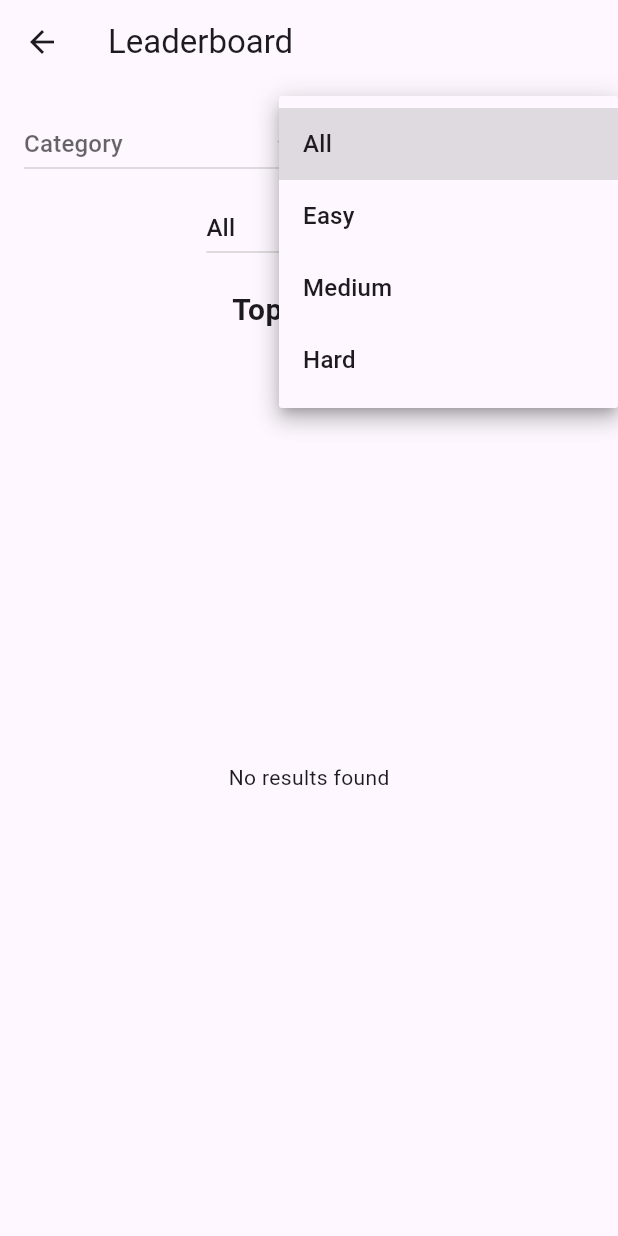
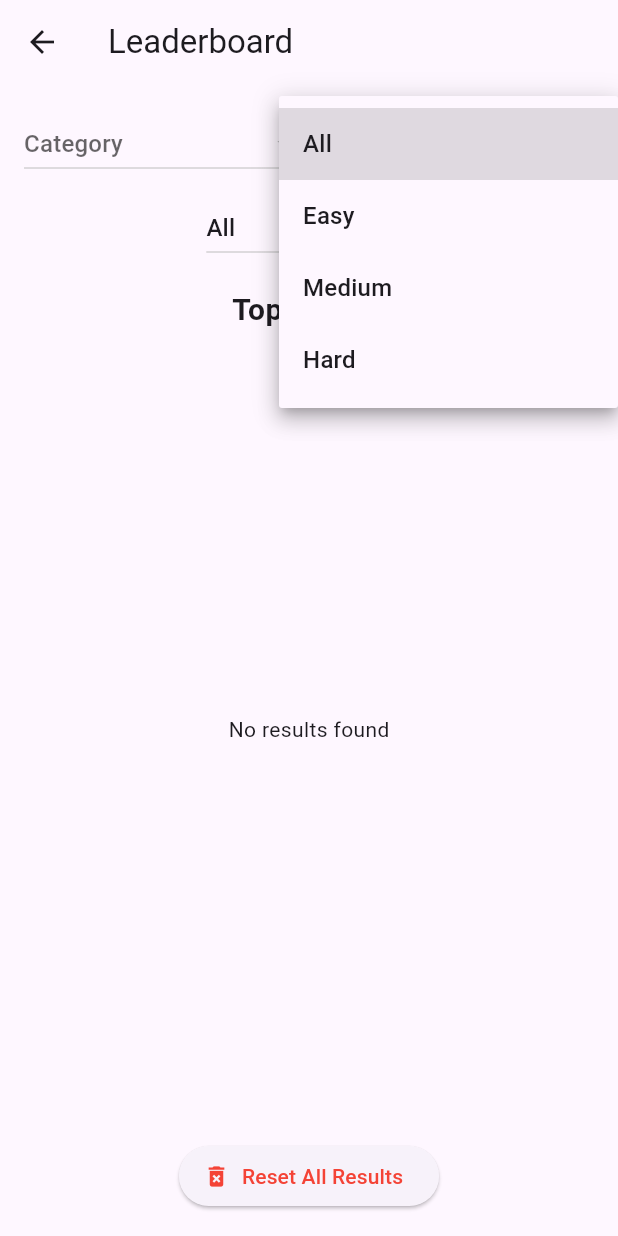
Before and after one commit to HadricheAymen/projetMobile2025, a Flutter app: the LeaderboardScreen screen opened directly, after a tap on "All", on a phone screen of 412 x 824 dp. Run offline on Flutter 3.47's test engine with Material 3 defaults, Android fonts, the phone set to English and light mode, and no system bars; our stand-ins replace shared_preferences; accounts and stored records are empty; network calls fail.

Commit message:
Update V2

```diff
--- a/lib/main.dart
+++ b/lib/main.dart
@@ -1,5 +1,5 @@
 import 'package:flutter/material.dart';
-import 'screens/home_screen.dart';
+import 'screens/home.screen.dart';
 
 void main() {
   runApp(const QuizApp());
--- a/lib/screens/home_screen.dart
+++ b/lib/screens/home.screen.dart
@@ -1,7 +1,7 @@
 import 'package:flutter/material.dart';
-import 'about_screen.dart';
-import 'quiz_setup_screen.dart';
-import 'leaderboard_screen.dart';
+import 'about.screen.dart';
+import 'quiz_setup.screen.dart';
+import 'leaderboard.screen.dart';
 
 class HomeScreen extends StatelessWidget {
   const HomeScreen({super.key});
--- /dev/null
+++ b/lib/screens/leaderboard.screen.dart
@@ -0,0 +1,329 @@
+import 'package:flutter/material.dart';
+import 'package:shared_preferences/shared_preferences.dart';
+import 'package:http/http.dart' as http;
+import 'dart:convert';
+import '../models/quiz_result.dart';
+
+class LeaderboardScreen extends StatefulWidget {
+  const LeaderboardScreen({super.key});
+
+  @override
+  State<LeaderboardScreen> createState() => _LeaderboardScreenState();
+}
+
+class _LeaderboardScreenState extends State<LeaderboardScreen> {
+  List<QuizResult> allResults = [];
+  List<QuizResult> filteredResults = [];
+  List<dynamic> categories = [];
+  List<String> difficulties = ['All', 'easy', 'medium', 'hard'];
+  List<int> questionCounts = [0, 5, 10, 15];
+
+  String selectedCategory = 'All';
+  String selectedDifficulty = 'All';
+  int selectedQuestionCount = 0; // 0 means "All"
+  bool isLoading = true;
+
+  @override
+  void initState() {
+    super.initState();
+    _loadData();
+  }
+
+  Future<void> _loadData() async {
+    setState(() {
+      isLoading = true;
+    });
+
+    // Fetch categories from API
+    await _fetchCategories();
+
+    // Load quiz results
+    await _loadResults();
+
+    setState(() {
+      isLoading = false;
+    });
+  }
+
+  Future<void> _fetchCategories() async {
+    try {
+      final response = await http.get(
+        Uri.parse('https://opentdb.com/api_category.php'),
+      );
+
+      if (response.statusCode == 200) {
+        final data = json.decode(response.body);
+        setState(() {
+          categories = [
+            {'id': 0, 'name': 'All'},
+            ...data['trivia_categories'],
+          ];
+        });
+      } else {
+        print('Failed to load categories: ${response.statusCode}');
+      }
+    } catch (e) {
+      print('Error fetching categories: $e');
+    }
+  }
+
+  Future<void> _loadResults() async {
+    final prefs = await SharedPreferences.getInstance();
+    final results = prefs.getStringList('quiz_results') ?? [];
+
+    final loadedResults =
+        results
+            .map((result) => QuizResult.fromJson(json.decode(result)))
+            .toList();
+
+    setState(() {
+      allResults = loadedResults;
+      filteredResults = loadedResults;
+    });
+
+    _applyFilters();
+  }
+
+  void _applyFilters() {
+    setState(() {
+      filteredResults =
+          allResults.where((result) {
+            // Apply category filter
+            if (selectedCategory != 'All') {
+              // Find the category with matching name
+              final category = categories.firstWhere(
+                (cat) => cat['name'] == selectedCategory,
+                orElse: () => {'id': 0, 'name': 'All'},
+              );
+
+              // Convert category ID to string for comparison
+              final categoryId = category['id'].toString();
+
+              // Compare with the stored category ID
+              if (category['name'] != 'All' && result.category != categoryId) {
+                return false;
+              }
+            }
+
+            // Apply difficulty filter
+            if (selectedDifficulty != 'All' &&
+                result.difficulty != selectedDifficulty) {
+              return false;
+            }
+
+            // Apply question count filter
+            if (selectedQuestionCount != 0 &&
+                result.totalQuestions != selectedQuestionCount) {
+              return false;
+            }
+
+            return true;
+          }).toList();
+
+      // Sort by score (highest first)
+      filteredResults.sort((a, b) => b.score.compareTo(a.score));
+    });
+  }
+
+  Future<void> _clearAllResults() async {
+    // Show confirmation dialog
+    final confirmed = await showDialog<bool>(
+      context: context,
+      builder:
+          (context) => AlertDialog(
+            title: const Text('Clear All Results'),
+            content: const Text(
+              'Are you sure you want to delete all quiz results? This action cannot be undone.',
+            ),
+            actions: [
+              TextButton(
+                onPressed: () => Navigator.pop(context, false),
+                child: const Text('Cancel'),
+              ),
+              TextButton(
+                onPressed: () => Navigator.pop(context, true),
+                child: const Text(
+                  'Delete',
+                  style: TextStyle(color: Colors.red),
+                ),
+              ),
+            ],
+          ),
+    );
+
+    if (confirmed != true) return;
+
+    // Clear the data
+    final prefs = await SharedPreferences.getInstance();
+    await prefs.remove('quiz_results');
+
+    // Refresh the screen
+    setState(() {
+      allResults = [];
+      filteredResults = [];
+    });
+
+    // Show confirmation
+    if (mounted) {
+      ScaffoldMessenger.of(context).showSnackBar(
+        const SnackBar(content: Text('All quiz results have been cleared')),
+      );
+    }
+  }
+
+  @override
+  Widget build(BuildContext context) {
+    return Scaffold(
+      appBar: AppBar(title: const Text('Leaderboard')),
+      body:
+          isLoading
+              ? const Center(child: CircularProgressIndicator())
+              : Padding(
+                padding: const EdgeInsets.all(16.0),
+                child: Column(
+                  children: [
+                    // Filter controls
+                    Row(
+                      children: [
+                        Expanded(
+                          child: DropdownButton<String>(
+                            isExpanded: true,
+                            value: selectedCategory,
+                            hint: const Text('Category'),
+                            items:
+                                categories.map((category) {
+                                  return DropdownMenuItem<String>(
+                                    value: category['name'],
+                                    child: Text(
+                                      category['name'],
+                                      overflow: TextOverflow.ellipsis,
+                                    ),
+                                  );
+                                }).toList(),
+                            onChanged: (value) {
+                              setState(() {
+                                selectedCategory = value!;
+                                _applyFilters();
+                              });
+                            },
+                          ),
+                        ),
+                        const SizedBox(width: 8),
+                        Expanded(
+                          child: DropdownButton<String>(
+                            isExpanded: true,
+                            value: selectedDifficulty,
+                            hint: const Text('Difficulty'),
+                            items:
+                                difficulties.map((difficulty) {
+                                  return DropdownMenuItem<String>(
+                                    value: difficulty,
+                                    child: Text(
+                                      difficulty.capitalize(),
+                                      overflow: TextOverflow.ellipsis,
+                                    ),
+                                  );
+                                }).toList(),
+                            onChanged: (value) {
+                              setState(() {
+                                selectedDifficulty = value!;
+                                _applyFilters();
+                              });
+                            },
+                          ),
+                        ),
+                      ],
+                    ),
+                    const SizedBox(height: 8),
+                    DropdownButton<int>(
+                      value: selectedQuestionCount,
+                      hint: const Text('Question Count'),
+                      items:
+                          questionCounts.map((count) {
+                            return DropdownMenuItem<int>(
+                              value: count,
+                              child: Text(
+                                count == 0 ? 'All' : count.toString(),
+                              ),
+                            );
+                          }).toList(),
+                      onChanged: (value) {
+                        setState(() {
+                          selectedQuestionCount = value!;
+                          _applyFilters();
+                        });
+                      },
+                    ),
+
+                    const SizedBox(height: 16),
+                    const Text(
+                      'Top Scores',
+                      style: TextStyle(
+                        fontSize: 20,
+                        fontWeight: FontWeight.bold,
+                      ),
+                    ),
+                    const SizedBox(height: 8),
+
+                    // Results list
+                    Expanded(
+                      child:
+                          filteredResults.isEmpty
+                              ? const Center(child: Text('No results found'))
+                              : ListView.builder(
+                                itemCount: filteredResults.length,
+                                itemBuilder: (context, index) {
+                                  final result = filteredResults[index];
+                                  return Card(
+                                    elevation: 2,
+                                    margin: const EdgeInsets.symmetric(
+                                      vertical: 4,
+                                    ),
+                                    child: ListTile(
+                                      leading: CircleAvatar(
+                                        child: Text('${index + 1}'),
+                                      ),
+                                      title: Text(
+                                        '${result.nickname}: ${result.score}/${result.totalQuestions}',
+                                        style: const TextStyle(
+                                          fontWeight: FontWeight.bold,
+                                        ),
+                                      ),
+                                      subtitle: Text(
+                                        'Category: ${result.category}\n'
+                                        'Difficulty: ${result.difficulty.capitalize()}\n'
+                                        'Date: ${result.timestamp.toLocal().toString().substring(0, 16)}',
+                                      ),
+                                      isThreeLine: true,
+                                    ),
+                                  );
+                                },
+                              ),
+                    ),
+                    Padding(
+                      padding: const EdgeInsets.only(top: 16.0),
+                      child: ElevatedButton.icon(
+                        onPressed: _clearAllResults,
+                        icon: const Icon(
+                          Icons.delete_forever,
+                          color: Colors.red,
+                        ),
+                        label: const Text('Reset All Results'),
+                        style: ElevatedButton.styleFrom(
+                          foregroundColor: Colors.red,
+                        ),
+                      ),
+                    ),
+                  ],
+                ),
+              ),
+    );
+  }
+}
+
+// Extension to capitalize the first letter of a string
+extension StringExtension on String {
+  String capitalize() {
+    return "${this[0].toUpperCase()}${substring(1)}";
+  }
+}
--- a/lib/screens/leaderboard_screen.dart
+++ /dev/null
@@ -1,248 +0,0 @@
-import 'package:flutter/material.dart';
-import 'package:shared_preferences/shared_preferences.dart';
-import 'package:http/http.dart' as http;
-import 'dart:convert';
-import '../models/quiz_result.dart';
-
-class LeaderboardScreen extends StatefulWidget {
-  const LeaderboardScreen({super.key});
-
-  @override
-  State<LeaderboardScreen> createState() => _LeaderboardScreenState();
-}
-
-class _LeaderboardScreenState extends State<LeaderboardScreen> {
-  List<QuizResult> allResults = [];
-  List<QuizResult> filteredResults = [];
-  List<dynamic> categories = [];
-  List<String> difficulties = ['All', 'easy', 'medium', 'hard'];
-  List<int> questionCounts = [0, 5, 10, 15];
-
-  String selectedCategory = 'All';
-  String selectedDifficulty = 'All';
-  int selectedQuestionCount = 0; // 0 means "All"
-  bool isLoading = true;
-
-  @override
-  void initState() {
-    super.initState();
-    _loadData();
-  }
-
-  Future<void> _loadData() async {
-    setState(() {
-      isLoading = true;
-    });
-
-    // Fetch categories from API
-    await _fetchCategories();
-
-    // Load quiz results
-    await _loadResults();
-
-    setState(() {
-      isLoading = false;
-    });
-  }
-
-  Future<void> _fetchCategories() async {
-    try {
-      final response = await http.get(
-        Uri.parse('https://opentdb.com/api_category.php'),
-      );
-
-      if (response.statusCode == 200) {
-        final data = json.decode(response.body);
-        setState(() {
-          categories = [{'id': 0, 'name': 'All'}, ...data['trivia_categories']];
-        });
-      } else {
-        print('Failed to load categories: ${response.statusCode}');
-      }
-    } catch (e) {
-      print('Error fetching categories: $e');
-    }
-  }
-
-  Future<void> _loadResults() async {
-    final prefs = await SharedPreferences.getInstance();
-    final results = prefs.getStringList('quiz_results') ?? [];
-
-    final loadedResults = results
-        .map((result) => QuizResult.fromJson(json.decode(result)))
-        .toList();
-
-    setState(() {
-      allResults = loadedResults;
-      filteredResults = loadedResults;
-    });
-
-    _applyFilters();
-  }
-
-  void _applyFilters() {
-    setState(() {
-      filteredResults = allResults.where((result) {
-        // Apply category filter
-        if (selectedCategory != 'All') {
-          // Find the category with matching name
-          final category = categories.firstWhere(
-            (cat) => cat['name'] == selectedCategory,
-            orElse: () => {'id': 0, 'name': 'All'},
-          );
-
-          // Convert category ID to string for comparison
-          final categoryId = category['id'].toString();
-
-          // Compare with the stored category ID
-          if (category['name'] != 'All' && result.category != categoryId) {
-            return false;
-          }
-        }
-
-        // Apply difficulty filter
-        if (selectedDifficulty != 'All' && result.difficulty != selectedDifficulty) {
-          return false;
-        }
-
-        // Apply question count filter
-        if (selectedQuestionCount != 0 && result.totalQuestions != selectedQuestionCount) {
-          return false;
-        }
-
-        return true;
-      }).toList();
-
-      // Sort by score (highest first)
-      filteredResults.sort((a, b) => b.score.compareTo(a.score));
-    });
-  }
-
-  @override
-  Widget build(BuildContext context) {
-    return Scaffold(
-      appBar: AppBar(title: const Text('Leaderboard')),
-      body: isLoading
-          ? const Center(child: CircularProgressIndicator())
-          : Padding(
-              padding: const EdgeInsets.all(16.0),
-              child: Column(
-                children: [
-                  // Filter controls
-                  Row(
-                    children: [
-                      Expanded(
-                        child: DropdownButton<String>(
-                          isExpanded: true,
-                          value: selectedCategory,
-                          hint: const Text('Category'),
-                          items: categories.map((category) {
-                            return DropdownMenuItem<String>(
-                              value: category['name'],
-                              child: Text(
-                                category['name'],
-                                overflow: TextOverflow.ellipsis,
-                              ),
-                            );
-                          }).toList(),
-                          onChanged: (value) {
-                            setState(() {
-                              selectedCategory = value!;
-                              _applyFilters();
-                            });
-                          },
-                        ),
-                      ),
-                      const SizedBox(width: 8),
-                      Expanded(
-                        child: DropdownButton<String>(
-                          isExpanded: true,
-                          value: selectedDifficulty,
-                          hint: const Text('Difficulty'),
-                          items: difficulties.map((difficulty) {
-                            return DropdownMenuItem<String>(
-                              value: difficulty,
-                              child: Text(
-                                difficulty.capitalize(),
-                                overflow: TextOverflow.ellipsis,
-                              ),
-                            );
-                          }).toList(),
-                          onChanged: (value) {
-                            setState(() {
-                              selectedDifficulty = value!;
-                              _applyFilters();
-                            });
-                          },
-                        ),
-                      ),
-                    ],
-                  ),
-                  const SizedBox(height: 8),
-                  DropdownButton<int>(
-                    value: selectedQuestionCount,
-                    hint: const Text('Question Count'),
-                    items: questionCounts.map((count) {
-                      return DropdownMenuItem<int>(
-                        value: count,
-                        child: Text(count == 0 ? 'All' : count.toString()),
-                      );
-                    }).toList(),
-                    onChanged: (value) {
-                      setState(() {
-                        selectedQuestionCount = value!;
-                        _applyFilters();
-                      });
-                    },
-                  ),
-
-                  const SizedBox(height: 16),
-                  const Text(
-                    'Top Scores',
-                    style: TextStyle(fontSize: 20, fontWeight: FontWeight.bold),
-                  ),
-                  const SizedBox(height: 8),
-
-                  // Results list
-                  Expanded(
-                    child: filteredResults.isEmpty
-                        ? const Center(child: Text('No results found'))
-                        : ListView.builder(
-                            itemCount: filteredResults.length,
-                            itemBuilder: (context, index) {
-                              final result = filteredResults[index];
-                              return Card(
-                                elevation: 2,
-                                margin: const EdgeInsets.symmetric(vertical: 4),
-                                child: ListTile(
-                                  leading: CircleAvatar(
-                                    child: Text('${index + 1}'),
-                                  ),
-                                  title: Text(
-                                    '${result.nickname}: ${result.score}/${result.totalQuestions}',
-                                    style: const TextStyle(fontWeight: FontWeight.bold),
-                                  ),
-                                  subtitle: Text(
-                                    'Category: ${result.category}\n'
-                                    'Difficulty: ${result.difficulty.capitalize()}\n'
-                                    'Date: ${result.timestamp.toLocal().toString().substring(0, 16)}',
-                                  ),
-                                  isThreeLine: true,
-                                ),
-                              );
-                            },
-                          ),
-                  ),
-                ],
-              ),
-            ),
-    );
-  }
-}
-
-// Extension to capitalize the first letter of a string
-extension StringExtension on String {
-  String capitalize() {
-    return "${this[0].toUpperCase()}${substring(1)}";
-  }
-}
--- a/lib/screens/nickname_screen.dart
+++ b/lib/screens/nickname.screen.dart
@@ -1,5 +1,5 @@
 import 'package:flutter/material.dart';
-import 'quiz_screen.dart';
+import 'quiz.screen.dart';
 
 class NicknameScreen extends StatefulWidget {
   final String category;
--- a/lib/screens/quiz_screen.dart
+++ b/lib/screens/quiz.screen.dart
@@ -2,7 +2,7 @@ import 'package:flutter/material.dart';
 import 'package:http/http.dart' as http;
 import 'dart:convert';
 import 'dart:async';
-import 'result_screen.dart';
+import 'result.screen.dart';
 
 class QuizScreen extends StatefulWidget {
   final String category;
--- a/lib/screens/quiz_setup_screen.dart
+++ b/lib/screens/quiz_setup.screen.dart
@@ -1,7 +1,7 @@
 import 'package:flutter/material.dart';
 import 'package:http/http.dart' as http;
 import 'dart:convert';
-import 'nickname_screen.dart';
+import 'nickname.screen.dart';
 
 class QuizSetupScreen extends StatefulWidget {
   const QuizSetupScreen({super.key});
--- a/lib/screens/result_screen.dart
+++ b/lib/screens/result.screen.dart
@@ -1,8 +1,8 @@
 import 'package:flutter/material.dart';
 import 'package:shared_preferences/shared_preferences.dart';
 import 'dart:convert';
-import 'home_screen.dart';
-import 'quiz_setup_screen.dart';
+import 'home.screen.dart';
+import 'quiz_setup.screen.dart';
 import '../models/quiz_result.dart';
 
 class ResultScreen extends StatefulWidget {
```
Also changed, not shown: lib/screens/about.screen.dart (renamed from lib/screens/about_screen.dart).
